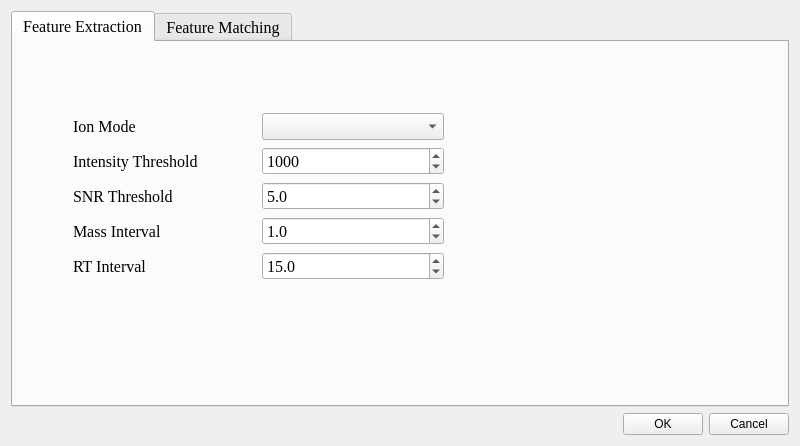
This is ui/param.ui in hcji/AutoMS_GUI as Qt 5 draws it before an edit. The edited form follows.
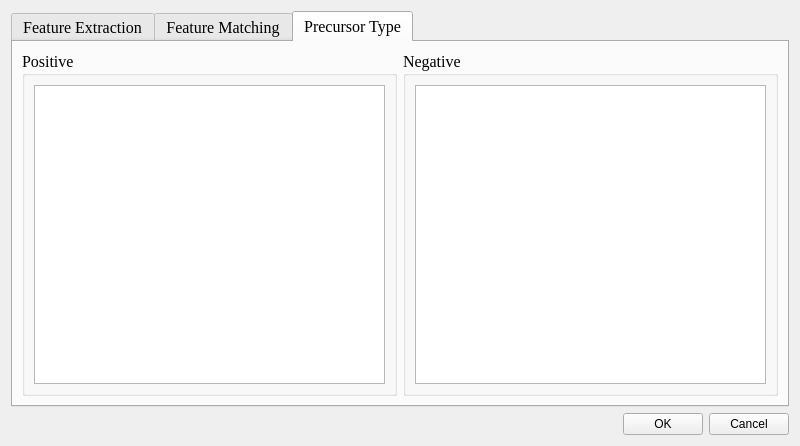
This is the edited form. The open tabs and pages were chosen to show the change.

Diff of the .ui file:
```diff
--- a/ui/param.ui
+++ b/ui/param.ui
@@ -271,6 +271,37 @@
        </layout>
       </widget>
      </widget>
+     <widget class="QWidget" name="tab">
+      <attribute name="title">
+       <string>Precursor Type</string>
+      </attribute>
+      <layout class="QGridLayout" name="gridLayout_4">
+       <item row="0" column="0">
+        <widget class="QGroupBox" name="groupBox_1">
+         <property name="title">
+          <string>Positive</string>
+         </property>
+         <layout class="QGridLayout" name="gridLayout_5">
+          <item row="0" column="0">
+           <widget class="QListWidget" name="listWidget_1"/>
+          </item>
+         </layout>
+        </widget>
+       </item>
+       <item row="0" column="1">
+        <widget class="QGroupBox" name="groupBox_2">
+         <property name="title">
+          <string>Negative</string>
+         </property>
+         <layout class="QGridLayout" name="gridLayout_6">
+          <item row="0" column="0">
+           <widget class="QListWidget" name="listWidget_2"/>
+          </item>
+         </layout>
+        </widget>
+       </item>
+      </layout>
+     </widget>
     </widget>
    </item>
   </layout>
```
Left out of the diff: 4 changed lines with no effect on the pictures.
